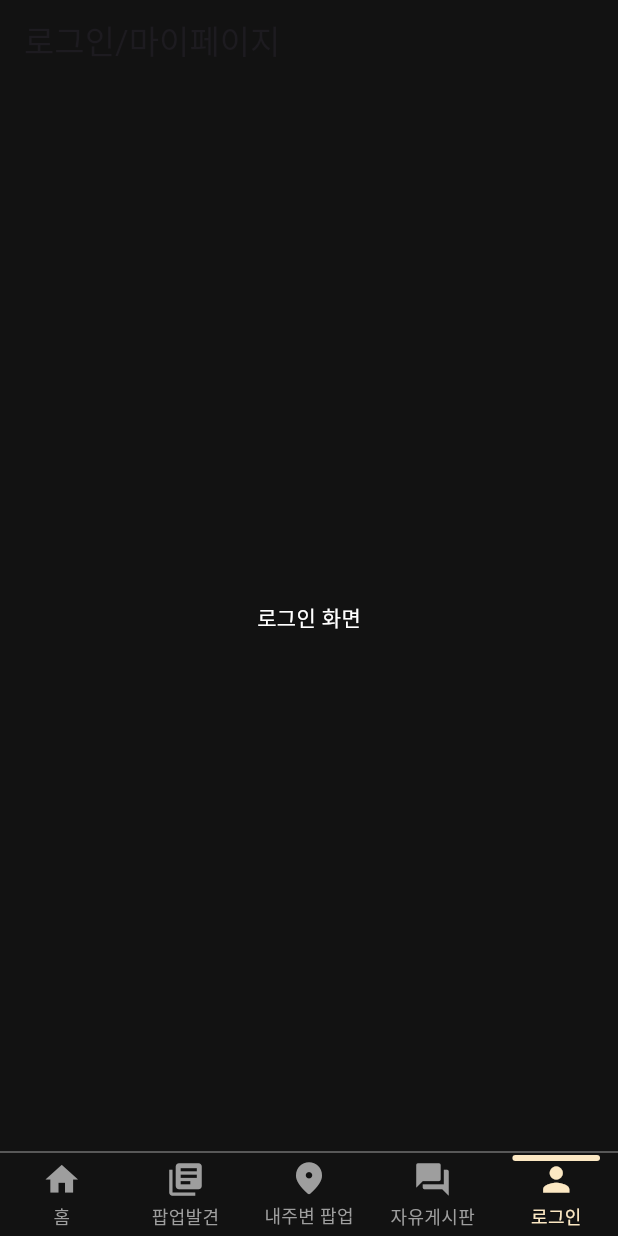
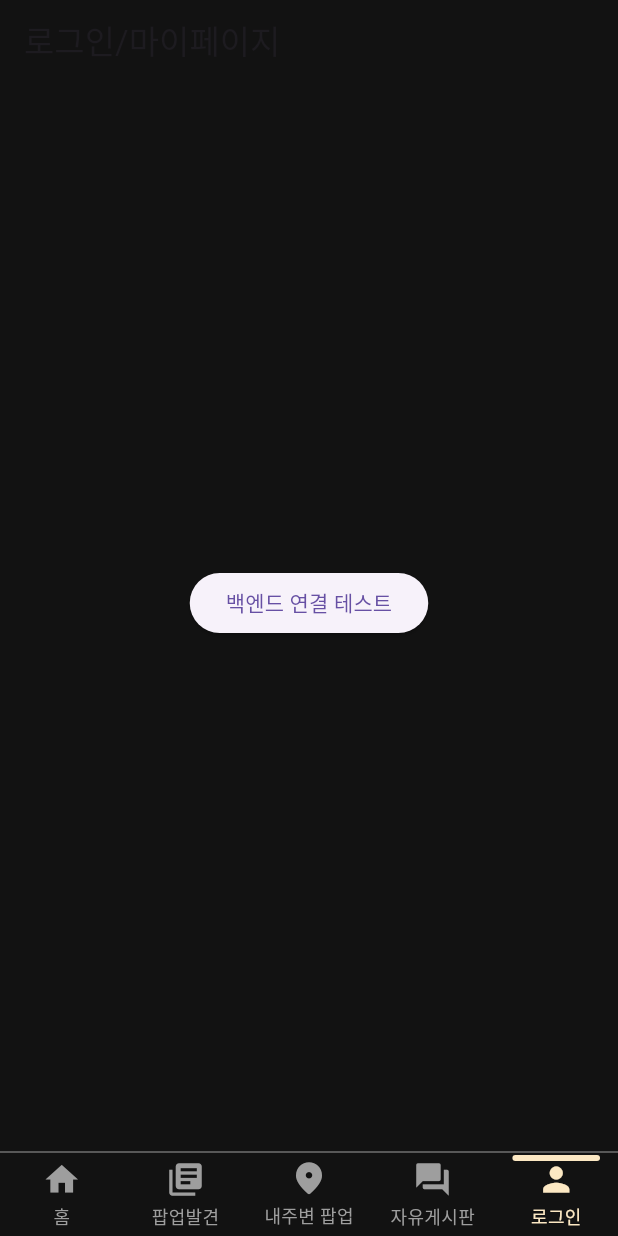
Before and after one commit to DevEn9u/project-popcon-flutter, a Flutter app: the screen it shows after launch, item 5 of the bottom bar chosen, on a phone screen of 412 x 824 dp. Run offline on Flutter 3.47's test engine with Material 3 defaults, Android fonts, the phone set to English and light mode, and no system bars; drawn by our look-alikes of persistent_bottom_nav_bar; our stand-ins replace flutter_svg.

Commit message:
24.10.08 박여은 스프링부트연동 확인

```diff
--- a/lib/custom_navigation_bar.dart
+++ b/lib/custom_navigation_bar.dart
@@ -1,6 +1,7 @@
 import 'package:flutter/material.dart';
 import 'package:persistent_bottom_nav_bar/persistent_bottom_nav_bar.dart';
 import 'mainPage.dart';
+import 'package:project_popcon_flutter/services/api_service.dart';
 
 class CustomNavigationBar extends StatelessWidget {
   final PersistentTabController controller;
@@ -127,8 +128,53 @@ class NearPopupTab extends StatelessWidget {
   }
 }
 
-class LoginTab extends StatelessWidget {
+// LoginTab을 StatefulWidget으로 수정하여 API 호출 테스트 구현
+class LoginTab extends StatefulWidget {
   const LoginTab({Key? key}) : super(key: key);
+
+  @override
+  State<LoginTab> createState() => _LoginTabState();
+}
+
+class _LoginTabState extends State<LoginTab> {
+  late ApiService apiService;
+  String testResponse = '';
+  bool isLoading = false;
+  String? errorMessage;
+
+  @override
+  void initState() {
+    super.initState();
+    // 백엔드 서버의 IP 주소를 설정합니다.
+    // 에뮬레이터 사용 시, Android는 10.0.2.2, iOS는 localhost 또는 Mac의 IP 주소
+    apiService =
+        ApiService(baseUrl: 'http://10.0.2.2:8080'); // Android 에뮬레이터 예시
+    // 실제 기기에서 테스트할 경우, 서버의 로컬 네트워크 IP 주소를 사용
+    // 예: 'http://192.168.1.100:8080'
+  }
+
+  Future<void> performTest() async {
+    setState(() {
+      isLoading = true;
+      errorMessage = null;
+      testResponse = '';
+    });
+
+    try {
+      String response = await apiService.testConnection();
+      setState(() {
+        testResponse = response;
+      });
+    } catch (e) {
+      setState(() {
+        errorMessage = e.toString();
+      });
+    } finally {
+      setState(() {
+        isLoading = false;
+      });
+    }
+  }
 
   @override
   Widget build(BuildContext context) {
@@ -141,7 +187,29 @@ class LoginTab extends StatelessWidget {
       body: Container(
         color: Color(0xFF121212),
         child: Center(
-            child: Text('로그인 화면', style: TextStyle(color: Colors.white))),
+          child: isLoading
+              ? CircularProgressIndicator()
+              : Column(
+                  mainAxisAlignment: MainAxisAlignment.center,
+                  children: [
+                    ElevatedButton(
+                      onPressed: performTest,
+                      child: Text('백엔드 연결 테스트'),
+                    ),
+                    SizedBox(height: 20),
+                    if (testResponse.isNotEmpty)
+                      Text(
+                        testResponse,
+                        style: TextStyle(color: Colors.white, fontSize: 16),
+                      ),
+                    if (errorMessage != null)
+                      Text(
+                        errorMessage!,
+                        style: TextStyle(color: Colors.red, fontSize: 16),
+                      ),
+                  ],
+                ),
+        ),
       ),
     );
   }
--- a/pubspec.yaml
+++ b/pubspec.yaml
@@ -1,6 +1,6 @@
 name: project_popcon_flutter
-description: 'A new Flutter project.'
-publish_to: 'none'
+description: "A new Flutter project."
+publish_to: "none"
 version: 1.0.0+1
 environment:
   sdk: ^3.5.0
@@ -12,6 +12,7 @@ dependencies:
   cupertino_icons: ^1.0.8
   flutter_svg: ^2.0.10+1
   carousel_slider: ^5.0.0
+  http: ^1.2.2
 
 dev_dependencies:
   flutter_test:
```
Also changed, not shown: lib/services/api_service.dart (added, +42 -0 lines), lib/mainPage.dart (line endings or trailing spaces), pubspec.lock, 1 other file.
